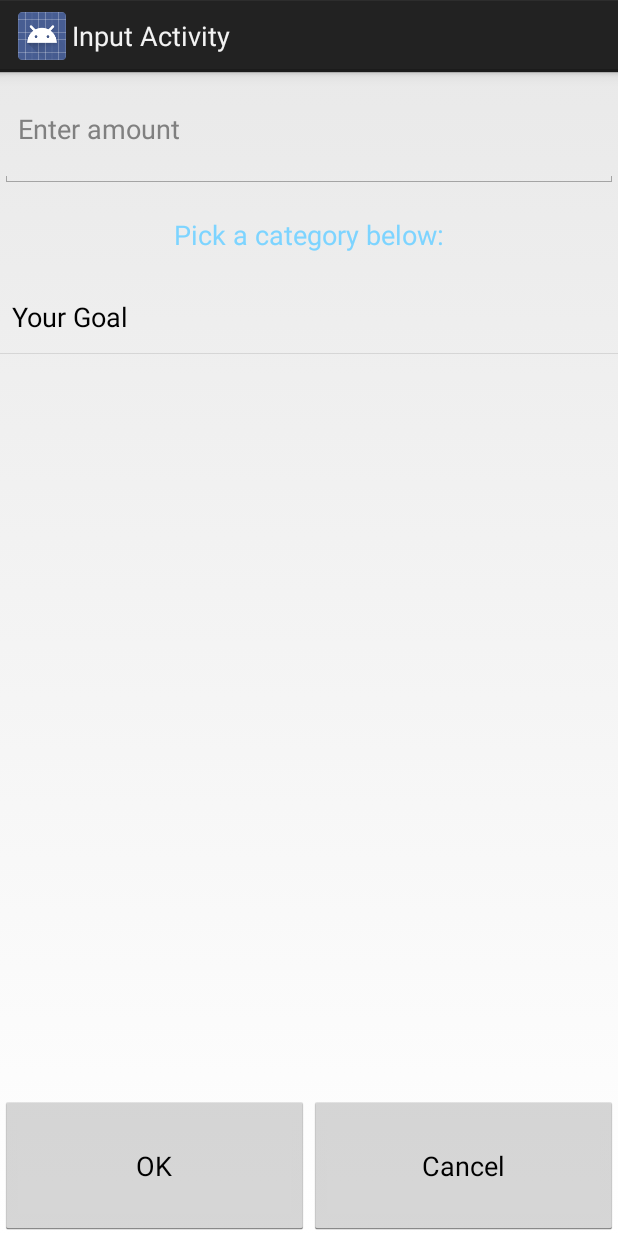
After one commit to Liestambeur/StudentSaveApp, an Android app: the InputActivity screen opened directly, with no data from a screen before it, on a phone screen of 412 x 824 dp. The commit adds this screen. Run offline under Robolectric (Android 15) with nearby library versions, the phone set to English and light mode, and no system bars; 2 statements that could not run were skipped.

Commit message:
InputActivity begin

```diff
--- a/app/src/main/AndroidManifest.xml
+++ b/app/src/main/AndroidManifest.xml
@@ -24,6 +24,9 @@
             android:name="be.kuleuven.chi.app.SaveActivity"
             android:label="@string/title_activity_save" >
         </activity>
+        <activity
+            android:name=".InputActivity"
+            android:label="Input Activity" />
     </application>
 
 </manifest>
--- /dev/null
+++ b/app/src/main/java/be/kuleuven/chi/app/InputActivity.java
@@ -0,0 +1,42 @@
+package be.kuleuven.chi.app;
+
+import android.app.Activity;
+import android.content.Context;
+import android.content.Intent;
+import android.database.DataSetObserver;
+import android.os.Bundle;
+import android.view.View;
+import android.view.ViewGroup;
+import android.widget.ArrayAdapter;
+import android.widget.ListAdapter;
+import android.widget.ListView;
+
+import be.kuleuven.chi.backend.InputActivityType;
+
+/**
+ * Created by joren on 4/4/14.
+ */
+public class InputActivity extends Activity {
+
+    String inputActivityType;
+
+    public void onCreate(Bundle savedInstanceState) {
+        super.onCreate(savedInstanceState);
+        Intent intent = getIntent();
+        //Gewoon om die INPUT_ACTIVITY_TYPE string niet overal te hardcoden staat hij in strings.xml
+        inputActivityType = intent.getStringExtra(
+                getResources().getText(R.string.input_activity_type).toString());
+        int categories = InputActivityType.valueOf(inputActivityType).getCategories();
+        setContentView(R.layout.activity_input);
+        ListView categoryList = (ListView) findViewById(R.id.categoryListView);
+        categoryList.setAdapter(new SimpleListAdapter());
+    }
+
+    private class SimpleArrayAdapter extends ArrayAdapter<String> {
+
+        public SimpleArrayAdapter(Context context, int resource) {
+            super(context, resource);
+        }
+    }
+
+}
--- /dev/null
+++ b/app/src/main/java/be/kuleuven/chi/backend/InputActivityType.java
@@ -0,0 +1,23 @@
+package be.kuleuven.chi.backend;
+
+import be.kuleuven.chi.app.R;
+
+/**
+ * Created by joren on 4/5/14.
+ */
+public enum InputActivityType {
+
+    INCOME(R.array.income_categories),
+    EXPENSE(R.array.expense_categories),
+    SAVE(R.layout.activity_save);
+
+    private final int categories;
+
+    InputActivityType(int layoutId){
+        this.categories=layoutId;
+    }
+
+    public int getCategories() {
+        return categories;
+    }
+}
--- a/app/src/main/res/layout/activity_add_goal.xml
+++ b/app/src/main/res/layout/activity_add_goal.xml
@@ -27,7 +27,7 @@
         android:text="@string/amount_et"
         android:layout_weight="0.09"
         android:textColor="#797979"
-        android:onClick="amoutToSave" />
+        android:onClick="amountToSave" />
 
     <TextView
         android:layout_width="fill_parent"
@@ -160,7 +160,7 @@
         android:orientation="horizontal"
         android:layout_width="fill_parent"
         android:layout_height="0dp"
-        android:layout_weight="0.12"
+        android:layout_weight="@dimen/bottom_button_bar_weight"
         android:gravity="center_horizontal">
 
         <Button
--- /dev/null
+++ b/app/src/main/res/layout/activity_input.xml
@@ -0,0 +1,63 @@
+<?xml version="1.0" encoding="utf-8"?>
+
+<LinearLayout xmlns:android="http://schemas.android.com/apk/res/android"
+    android:orientation="vertical" android:layout_width="match_parent"
+    android:layout_height="match_parent">
+
+    <EditText
+        android:layout_width="match_parent"
+        android:layout_height="0dp"
+        android:layout_weight="0.1"
+        android:hint="@string/enter_amount"
+        android:id="@+id/enter_amount_et"
+        android:layout_gravity="center_horizontal" />
+
+    <!-- name?
+    <EditText
+        android:layout_width="match_parent"
+        android:layout_height="0dp"
+        android:layout_weight="0.1"
+        android:id="@+id/editText2"
+        android:layout_gravity="center_horizontal" />
+    -->
+
+    <TextView
+        android:layout_width="match_parent"
+        android:layout_height="0dp"
+        android:layout_weight="0.08"
+        android:text="@string/pick_category"
+        android:autoLink="none"
+        android:textColor="#7dd4ff"
+        android:textSize="18sp"
+        android:textStyle="normal"
+        android:typeface="normal"
+        android:gravity="center"/>
+
+    <ListView
+        android:layout_width="match_parent"
+        android:layout_height="0dp"
+        android:layout_weight="0.7"
+        android:entries="@array/save_categories"
+        android:id="@+id/categoryListView" />
+
+    <LinearLayout
+        android:orientation="horizontal"
+        android:layout_width="match_parent"
+        android:layout_height="0dp"
+        android:layout_weight="@dimen/bottom_button_bar_weight">
+
+        <Button
+            android:layout_width="0dp"
+            android:layout_height="match_parent"
+            android:layout_weight="0.5"
+            android:text="@string/ok_button"
+            android:id="@+id/ok_input" />
+        <Button
+            android:layout_width="0dp"
+            android:layout_height="match_parent"
+            android:layout_weight="0.5"
+            android:text="@string/cancel_button"
+            android:id="@+id/cancel_input" />
+
+        </LinearLayout>
+</LinearLayout>
--- a/app/src/main/res/values/dimens.xml
+++ b/app/src/main/res/values/dimens.xml
@@ -3,4 +3,8 @@
     <dimen name="activity_horizontal_margin">16dp</dimen>
     <dimen name="activity_vertical_margin">16dp</dimen>
 
-    </resources>
+    <!-- App-specific -->
+    <dimen name="bottom_button_bar_weight">0.12</dimen>
+    <dimen name="zero">0dp</dimen>
+
+</resources>
--- a/app/src/main/res/values/strings.xml
+++ b/app/src/main/res/values/strings.xml
@@ -9,6 +9,9 @@
 
     <string name="ok_button">OK</string>
     <string name="cancel_button">Cancel</string>
+
+    <!-- Static -->
+    <string name="input_activity_type">INPUT_ACTIVITY_TYPE</string>
 
     <!-- Main Activity -->
     <string name="add_goal_area">Add a goal</string>
@@ -34,6 +37,26 @@
 
     <!-- Save Activity -->
     <string name="save_for_goal_text">Save money for your goal</string>
+    <string name="pick_category">Pick a category below:</string>
+    <string name="enter_amount">Enter amount</string>
+
+    <!-- Input -->
+    <string-array name="income_categories">
+        <item>Pocket Money</item>
+        <item>Student Job</item>
+        <item>Babysitting</item>
+        <item>Tutoring</item>
+        <item>Other</item>
+    </string-array>
+    <string-array name="expense_categories">
+        <item>Groceries</item>
+        <item>Books</item>
+        <item>Party</item>
+        <item>Gift</item>
+    </string-array>
+    <string-array name="save_categories">
+        <item>Your Goal</item>
+    </string-array>
 
 
 </resources>
```
